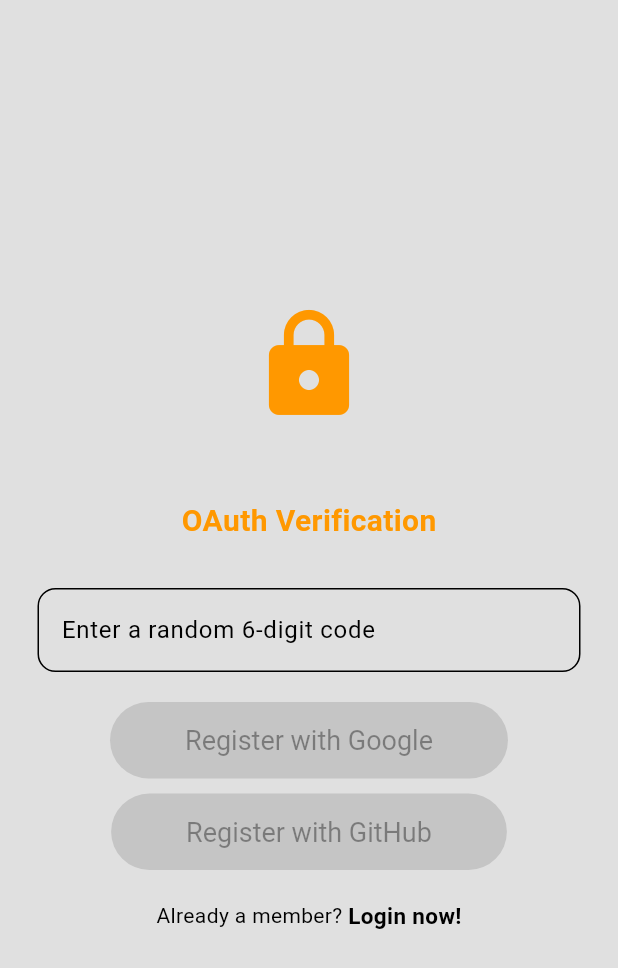
After one commit to tpavankumarreddy/SafeChat_E2EE, a Flutter app: the OAuthPage screen opened directly, on a phone screen of 412 x 824 dp. The commit adds this screen. Shown: the top 968 px of the screen. Run offline on Flutter 3.47's test engine with Material 3 defaults, Android fonts, the phone set to English and light mode, and no system bars; drawn by our look-alikes of dynamic_color; our stand-ins replace cloud_firestore, cloud_functions, email_validator, firebase_auth, firebase_core, flutter_secure_storage and 6 more; missing offline and left inert: cryptography, email_otp, encrypt, pointycastle, x25519; accounts and stored records are empty.

Commit message:
Created OAuth page And Updated Register page

```diff
--- /dev/null
+++ b/lib/pages/OAuth_page.dart
@@ -0,0 +1,217 @@
+import 'package:flutter/material.dart';
+import 'package:firebase_auth/firebase_auth.dart';
+import 'package:google_sign_in/google_sign_in.dart';
+
+import 'login_page.dart';
+
+class OAuthPage extends StatefulWidget {
+  final void Function()? onTap;
+
+  OAuthPage({Key? key, required this.onTap}) : super(key: key);
+
+  @override
+  _OAuthPageState createState() => _OAuthPageState();
+}
+
+class _OAuthPageState extends State<OAuthPage> {
+  final TextEditingController _pinController = TextEditingController();
+  bool _isButtonEnabled = false;
+
+  // Validate the 6-digit PIN
+  void _checkPinValidity(String value) {
+    if (value.length == 6 && RegExp(r'^\d{6}$').hasMatch(value)) {
+      setState(() {
+        _isButtonEnabled = true;
+      });
+    } else {
+      setState(() {
+        _isButtonEnabled = false;
+      });
+    }
+  }
+
+  // Sign in with Google method
+  Future<void> signInWithGoogle(BuildContext context) async {
+    try {
+      final GoogleSignInAccount? googleUser = await GoogleSignIn().signIn();
+      if (googleUser == null) return; // User canceled the sign-in
+
+      final GoogleSignInAuthentication googleAuth = await googleUser.authentication;
+      final AuthCredential credential = GoogleAuthProvider.credential(
+        accessToken: googleAuth.accessToken,
+        idToken: googleAuth.idToken,
+      );
+
+      // Sign in with Firebase
+      await FirebaseAuth.instance.signInWithCredential(credential);
+
+      // Show success message
+      ScaffoldMessenger.of(context).showSnackBar(
+        const SnackBar(content: Text('Google OAuth registration successful!')),
+      );
+    } catch (e) {
+      // Show error dialog
+      showDialog(
+        context: context,
+        builder: (context) => AlertDialog(
+          title: Text(e.toString(), style: const TextStyle(fontSize: 18)),
+          actions: [
+            TextButton(
+              onPressed: () {
+                Navigator.pop(context);
+              },
+              child: const Text('Ok'),
+            ),
+          ],
+        ),
+      );
+    }
+  }
+
+  // Sign in with GitHub method
+  Future<void> signInWithGitHub(BuildContext context) async {
+    try {
+      final AuthCredential credential = GithubAuthProvider.credential('your-github-token');
+
+      // Sign in with Firebase
+      await FirebaseAuth.instance.signInWithCredential(credential);
+
+      // Show success message
+      ScaffoldMessenger.of(context).showSnackBar(
+        const SnackBar(content: Text('GitHub OAuth registration successful!')),
+      );
+    } catch (e) {
+      // Show error dialog
+      showDialog(
+        context: context,
+        builder: (context) => AlertDialog(
+          title: Text(e.toString(), style: const TextStyle(fontSize: 18)),
+          actions: [
+            TextButton(
+              onPressed: () {
+                Navigator.pop(context);
+              },
+              child: const Text('Ok'),
+            ),
+          ],
+        ),
+      );
+    }
+  }
+
+  // Navigate to login page (existing one)
+  void _navigateToLoginPage() {
+    if (widget.onTap != null) {
+      widget.onTap!(); // Call the provided onTap callback
+    }
+  }
+
+  @override
+  Widget build(BuildContext context) {
+    return Scaffold(
+      backgroundColor: Theme.of(context).colorScheme.surface,
+      body: Center(
+        child: Column(
+          mainAxisAlignment: MainAxisAlignment.center,
+          children: [
+            // Logo
+            Icon(
+              Icons.lock,
+              size: 80,
+              color: Theme.of(context).colorScheme.primary,
+            ),
+
+            const SizedBox(height: 50),
+
+            // Welcome text
+            Text(
+              "OAuth Verification",
+              style: TextStyle(
+                color: Theme.of(context).colorScheme.primary,
+                fontSize: 20,
+                fontWeight: FontWeight.bold,
+              ),
+            ),
+
+            const SizedBox(height: 30),
+
+            // Enter 6-digit PIN
+            Padding(
+              padding: const EdgeInsets.symmetric(horizontal: 25.0),
+              child: TextField(
+                controller: _pinController,
+                keyboardType: TextInputType.number,
+                maxLength: 6,
+                decoration: InputDecoration(
+                  hintText: "Enter a random 6-digit code",
+                  counterText: "", // Remove counter
+                  border: OutlineInputBorder(
+                    borderRadius: BorderRadius.circular(12),
+                  ),
+                ),
+                onChanged: _checkPinValidity,
+              ),
+            ),
+
+            const SizedBox(height: 20),
+
+            // Google Sign-In button
+            ElevatedButton(
+              onPressed: _isButtonEnabled ? () => signInWithGoogle(context) : null,
+              style: ElevatedButton.styleFrom(
+                padding: const EdgeInsets.symmetric(horizontal: 50, vertical: 15),
+                backgroundColor: _isButtonEnabled
+                    ? Theme.of(context).colorScheme.primary
+                    : Colors.grey,
+                textStyle: const TextStyle(fontSize: 18),
+              ),
+              child: const Text("Register with Google"),
+            ),
+
+            const SizedBox(height: 10),
+
+            // GitHub Sign-In button
+            ElevatedButton(
+              onPressed: _isButtonEnabled ? () => signInWithGitHub(context) : null,
+              style: ElevatedButton.styleFrom(
+                padding: const EdgeInsets.symmetric(horizontal: 50, vertical: 15),
+                backgroundColor: _isButtonEnabled
+                    ? Colors.black
+                    : Colors.grey,
+                textStyle: const TextStyle(fontSize: 18),
+              ),
+              child: const Text("Register with GitHub"),
+            ),
+
+            const SizedBox(height: 20),
+
+            // Login prompt
+            Row(
+              mainAxisAlignment: MainAxisAlignment.center,
+              children: [
+                const Text("Already a member? "),
+                GestureDetector(
+                  onTap: () {
+                    Navigator.push(
+                      context,
+                      MaterialPageRoute(
+                        builder: (context) => LoginPage(onTap: () { LoginPage; },), // Redirect to login page
+                      ),
+                    );
+                  }, // Redirect to login page
+                  child: const Text(
+                    "Login now!",
+                    style: TextStyle(
+                      fontWeight: FontWeight.bold,
+                      fontSize: 15,
+                    ),
+                  ),
+                ),
+              ],
+            ),
+          ],
+        ),
+      ),
+    );
+  }
+}
--- a/lib/pages/register_page.dart
+++ b/lib/pages/register_page.dart
@@ -8,6 +8,7 @@
 import '../services/auth/otp_service.dart';
 import 'login_page.dart';
 import 'otp_page.dart';
+import 'OAuth_page.dart'; // Import OAuth page
 
 class RegisterPage extends StatefulWidget {
   final void Function()? onTap;
@@ -322,6 +323,18 @@
                 },
               ),
               const SizedBox(height: 10),
+              MyButton(
+                text: "Continue with OAuth",
+                onTap: () {
+                  Navigator.push(
+                    context,
+                    MaterialPageRoute(
+                      builder: (context) => OAuthPage(onTap: () { OAuthPage; },), // Redirect to OAuth Page
+                    ),
+                  );
+                },
+              ),
+              const SizedBox(height: 10),
               Row(
                 mainAxisAlignment: MainAxisAlignment.center,
                 children: [
```
